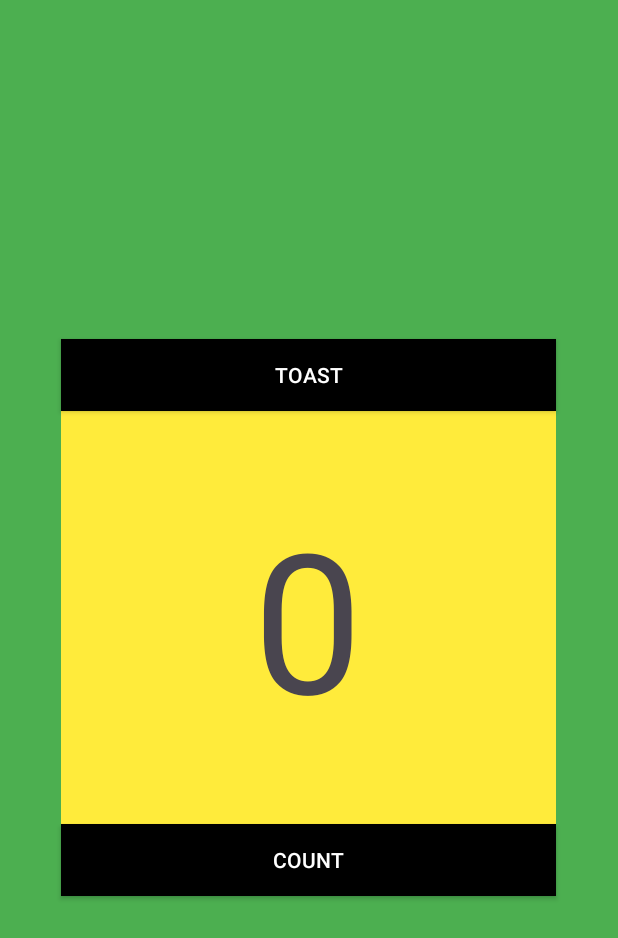
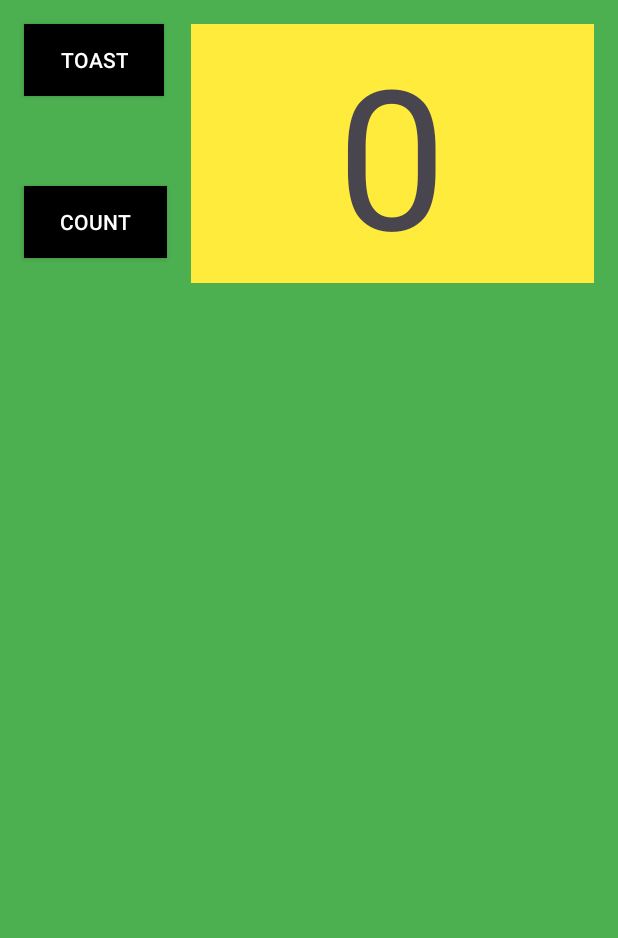
Before and after one commit to xborrasmercant/PM_HelloConstraint, an Android app: the screen it shows after launch (MainActivity), on a phone screen of 412 x 824 dp. Shown: the top 938 px of the screen. Run offline under Robolectric (Android 15) with nearby library versions, the phone set to English and light mode, and no system bars.

Commit message:
Added new constraints to constraint layout

```diff
--- a/app/src/main/java/com/example/helloconstraint/MainActivity.java
+++ b/app/src/main/java/com/example/helloconstraint/MainActivity.java
@@ -2,10 +2,8 @@ package com.example.helloconstraint;
 
 import androidx.appcompat.app.AppCompatActivity;
 
-import android.annotation.SuppressLint;
 import android.content.Context;
 import android.os.Bundle;
-import android.view.MotionEvent;
 import android.view.View;
 import android.widget.Button;
 import android.widget.TextView;
--- a/app/src/main/res/layout/activity_main.xml
+++ b/app/src/main/res/layout/activity_main.xml
@@ -1,39 +1,52 @@
 <?xml version="1.0" encoding="utf-8"?>
-<LinearLayout xmlns:android="http://schemas.android.com/apk/res/android"
+<androidx.constraintlayout.widget.ConstraintLayout xmlns:android="http://schemas.android.com/apk/res/android"
     xmlns:app="http://schemas.android.com/apk/res-auto"
     xmlns:tools="http://schemas.android.com/tools"
+    android:id="@+id/linearLayout"
     android:layout_width="match_parent"
     android:layout_height="match_parent"
     android:background="#4CAF50"
     android:gravity="center"
-    android:orientation="vertical"
     tools:context=".MainActivity">
 
     <Button
         android:id="@+id/toast_button"
         style="@style/Widget.AppCompat.Button"
-        android:layout_width="330dp"
+        android:layout_width="wrap_content"
         android:layout_height="wrap_content"
+        android:layout_marginStart="16dp"
+        android:layout_marginTop="16dp"
         android:background="@color/black"
         android:text="@string/button_toast"
-        app:backgroundTint="@color/black" />
+        app:backgroundTint="@color/black"
+        app:layout_constraintStart_toStartOf="parent"
+        app:layout_constraintTop_toTopOf="parent" />
 
     <TextView
         android:id="@+id/count_number"
-        android:layout_width="330dp"
-        android:layout_height="275dp"
+        android:layout_width="0dp"
+        android:layout_height="wrap_content"
+        android:layout_marginStart="16dp"
+        android:layout_marginTop="16dp"
+        android:layout_marginEnd="16dp"
         android:background="#FFEB3B"
         android:gravity="center"
         android:text="@string/count_number"
-        android:textSize="130sp" />
+        android:textSize="130sp"
+        app:layout_constraintEnd_toEndOf="parent"
+        app:layout_constraintStart_toEndOf="@+id/count_button"
+        app:layout_constraintTop_toTopOf="parent" />
 
     <Button
         android:id="@+id/count_button"
         style="@style/Widget.AppCompat.Button"
-        android:layout_width="330dp"
+        android:layout_width="wrap_content"
         android:layout_height="wrap_content"
+        android:layout_marginStart="16dp"
         android:background="@color/black"
         android:text="@string/button_count"
-        app:backgroundTint="@color/black" />
+        app:backgroundTint="@color/black"
+        app:layout_constraintBaseline_toBaselineOf="@+id/count_number"
+        app:layout_constraintStart_toStartOf="parent" />
 
-</LinearLayout>
+</androidx.constraintlayout.widget.ConstraintLayout>
```
